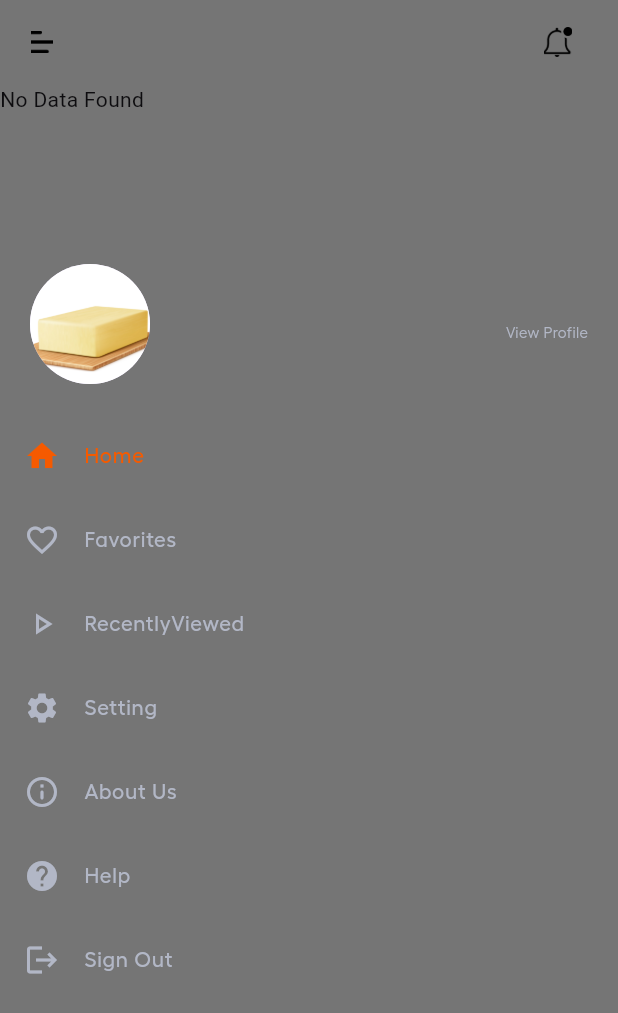
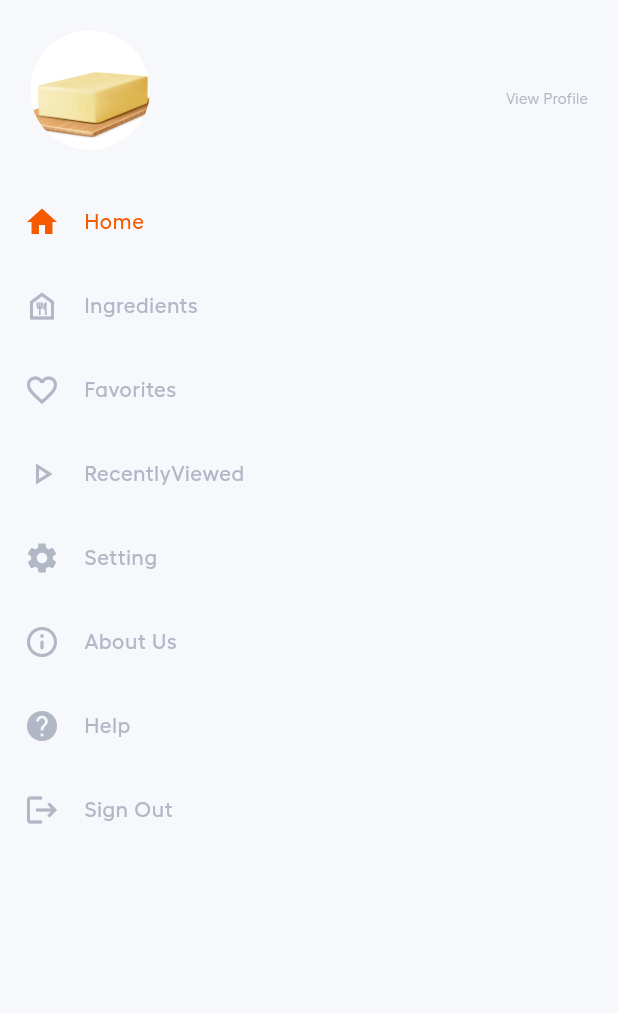
Before and after one commit to heba-T-Allah/recipe_provider, a Flutter app: the HomeScreen screen opened by its route, with the side drawer open, on a phone screen of 412 x 824 dp. Shown: the top 1013 px of the screen. Run offline on Flutter 3.47's test engine with Material 3 defaults, Android fonts, the phone set to English and light mode, and no system bars; our stand-ins replace cached_network_image, carousel_slider, cloud_firestore, dots_indicator, firebase_auth, firebase_core and 4 more; missing offline and left inert: overlay_kit; accounts and stored records are empty.

Commit message:
finalize favorite screen and favorite functionality in home screen for recommended and fresh recipe  and also single recipe screen  and complete ingredients screen

```diff
--- a/lib/model/ingredient.dart
+++ b/lib/model/ingredient.dart
@@ -9,7 +9,7 @@ class Ingredient {
   Ingredient.fromJson(Map<String, dynamic> data, [String? id]) {
     docId = id;
     name = data['name'];
-    imageUrl = data['imageUrl'];
+    imageUrl = data['image'];
     users_ids = data['users_ids'] != null
         ? List<String>.from(data['users_ids'].map((e) => e.toString()))
         : null;
@@ -18,7 +18,7 @@ class Ingredient {
   Map<String, dynamic> toJson() {
     return {
       "name": name,
-      "imageUrl": imageUrl,
+      "image": imageUrl,
       "users_ids": users_ids,
     };
   }
--- a/lib/pages/drawer/menu_screen.dart
+++ b/lib/pages/drawer/menu_screen.dart
@@ -1,7 +1,9 @@
 import 'package:flutter/material.dart';
 import 'package:registration/resources/color_manager.dart';
 
-import 'my_drawer.dart';
+import '../../resources/strings_manager.dart';
+import 'my_drawer_header.dart';
+import 'my_drawer_item.dart';
 
 class MenuScreen extends StatefulWidget {
   const MenuScreen({super.key});
@@ -11,10 +13,54 @@ class MenuScreen extends StatefulWidget {
 }
 
 class _MenuScreenState extends State<MenuScreen> {
+  int selectedIndex = 0;
+  List<Map> drawerItems = [
+    {'index': 0, 'icon': Icons.home, 'title': AppStrings.home},
+    {
+      'index': 1,
+      'icon': Icons.food_bank_outlined,
+      'title': AppStrings.ingredients
+    },
+    {'index': 2, 'icon': Icons.favorite_border, 'title': AppStrings.favorites},
+    {
+      'index': 3,
+      'icon': Icons.play_arrow_outlined,
+      'title': AppStrings.recentlyViewed
+    },
+    {'index': 4, 'icon': Icons.settings, 'title': AppStrings.setting},
+    {
+      'index': 5,
+      'icon': Icons.info_outline_rounded,
+      'title': AppStrings.aboutUs
+    },
+    {'index': 6, 'icon': Icons.help, 'title': AppStrings.help},
+    {'index': 7, 'icon': Icons.logout, 'title': AppStrings.signOut},
+  ];
+
   @override
   Widget build(BuildContext context) {
     return Scaffold(
         backgroundColor: ColorManager.backgroundGreyColor,
-        body: MyDrawer());
+        body: SingleChildScrollView(
+          child: Column(
+            mainAxisAlignment: MainAxisAlignment.spaceBetween,
+            // padding: EdgeInsets.zero,
+            children: [
+              MyDrawerHeader(),
+              Column(
+                children: drawerItems
+                    .map(
+                      (e) => MyDrawerItem(
+                        selectedIndex: selectedIndex,
+                        icon: e['icon'],
+                        index: e['index'],
+                        title: e['title'],
+                      ),
+                    )
+                    .toList(),
+              ),
+            ],
+          ),
+        ));
   }
 }
--- a/lib/pages/drawer/my_drawer.dart
+++ /dev/null
@@ -1,46 +0,0 @@
-import 'package:flutter/material.dart';
-import 'package:registration/resources/strings_manager.dart';
-import 'my_drawer_header.dart';
-import 'my_drawer_item.dart';
-
-class MyDrawer extends StatefulWidget {
-  MyDrawer({
-    super.key,
-  });
-
-  @override
-  State<MyDrawer> createState() => _MyDrawerState();
-}
-
-class _MyDrawerState extends State<MyDrawer> {
-  int selectedIndex = 0;
-  List<Map> drawerItems = [
-    {'index': 0, 'icon': Icons.home, 'title': AppStrings.home},
-    {'index': 1, 'icon': Icons.favorite_border, 'title': AppStrings.favorites},
-    {'index': 2, 'icon': Icons.play_arrow_outlined, 'title': AppStrings.recentlyViewed},
-    {'index': 3, 'icon': Icons.settings, 'title': AppStrings.setting},
-    {'index': 4, 'icon': Icons.info_outline_rounded, 'title': AppStrings.aboutUs},
-    {'index': 5, 'icon': Icons.help, 'title': AppStrings.help},
-    {'index': 6, 'icon': Icons.logout, 'title': AppStrings.signOut},
-  ];
-
-  @override
-  Widget build(BuildContext context) {
-    return SingleChildScrollView(
-      child: Column(
-        mainAxisAlignment: MainAxisAlignment.spaceBetween,
-        // padding: EdgeInsets.zero,
-        children: [
-          MyDrawerHeader(),
-          Column(children: drawerItems.map((e) => MyDrawerItem(
-            selectedIndex: selectedIndex,
-            icon: e['icon'],
-            index: e['index'],
-            title: e['title'],
-          ),).toList(),),
-
-        ],
-      ),
-    );
-  }
-}
--- a/lib/pages/home/home_screen.dart
+++ b/lib/pages/home/home_screen.dart
@@ -1,7 +1,7 @@
 import 'package:firebase_auth/firebase_auth.dart';
 import 'package:flutter/material.dart';
 import 'package:provider/provider.dart';
-import 'package:registration/pages/drawer/my_drawer.dart';
+import 'package:registration/pages/drawer/menu_screen.dart';
 import 'package:registration/pages/home/widgets/cards_title.dart';
 import 'package:registration/pages/home/widgets/fresh_recipe_list.dart';
 import 'package:registration/pages/home/widgets/my_carousel_slider.dart';
@@ -29,8 +29,8 @@ class _HomeScreenState extends State<HomeScreen> {
 
   init() async {
     await Provider.of<HomeProvider>(context, listen: false).getFreshRecipes();
-    await Provider.of<HomeProvider>(context, listen: false).getRecommendedRecipes();
-
+    await Provider.of<HomeProvider>(context, listen: false)
+        .getRecommendedRecipes();
   }
 
   var scaffoldKey = GlobalKey<ScaffoldState>();
@@ -38,13 +38,12 @@ class _HomeScreenState extends State<HomeScreen> {
   @override
   Widget build(BuildContext context) {
     String userName =
-        FirebaseAuth.instance.currentUser?.displayName.toString() ??
-            "No name";
+        FirebaseAuth.instance.currentUser?.displayName.toString() ?? "No name";
     return Scaffold(
       key: scaffoldKey,
       backgroundColor: Colors.white,
       appBar: MyAppBar(),
-      drawer: MyDrawer(),
+      drawer: MenuScreen(),
       body: Consumer<HomeProvider>(builder: (context, value, child) {
         return value.freshRecipeList == null
             ? const Center(child: CircularProgressIndicator())
@@ -92,7 +91,8 @@ class _HomeScreenState extends State<HomeScreen> {
                                 const SizedBox(
                                   height: AppSize.s20,
                                 ),
-                                FreshRecipeList(recipeList: value.freshRecipeList!),
+                                FreshRecipeList(
+                                    recipeList: value.freshRecipeList!),
                                 const SizedBox(
                                   height: AppSize.s20,
                                 ),
@@ -100,8 +100,14 @@ class _HomeScreenState extends State<HomeScreen> {
                                 const SizedBox(
                                   height: AppSize.s10,
                                 ),
-                                RecommendedRecipeList(
-                                    recipeList: value.recommendedRecipeList!),
+                                value.recommendedRecipeList == null
+                                    ? const Center(
+                                        child: CircularProgressIndicator())
+                                    : value.recommendedRecipeList!.isEmpty
+                                        ? const Text('No Data Found')
+                                        : RecommendedRecipeList(
+                                            recipeList:
+                                                value.recommendedRecipeList!,screen: "recommended",),
                               ],
                             ),
                     ),
--- a/lib/pages/notifications/notifications_screen.dart
+++ b/lib/pages/notifications/notifications_screen.dart
@@ -1,10 +1,10 @@
 import 'package:flutter/material.dart';
+import 'package:registration/pages/drawer/menu_screen.dart';
 
 import '../../resources/strings_manager.dart';
 import '../../resources/text_style.dart';
 import '../../resources/values_manager.dart';
 import '../app_bar/my_app_bar.dart';
-import '../drawer/my_drawer.dart';
 import '../home/widgets/search_and_filter.dart';
 
 class NotificationsScreen extends StatelessWidget {
@@ -18,7 +18,7 @@ class NotificationsScreen extends StatelessWidget {
         key: scaffoldKey,
         backgroundColor: Colors.white,
         appBar: MyAppBar(),
-        drawer: MyDrawer(),
+        drawer: MenuScreen(),
         body: Padding(
             padding: const EdgeInsets.only(
                 top: AppPadding.p8,
--- a/lib/pages/recently_viewed/recently_viewed_screen.dart
+++ b/lib/pages/recently_viewed/recently_viewed_screen.dart
@@ -5,7 +5,7 @@ import 'package:registration/resources/strings_manager.dart';
 import '../../resources/text_style.dart';
 import '../../resources/values_manager.dart';
 import '../app_bar/my_app_bar.dart';
-import '../drawer/my_drawer.dart';
+import '../drawer/menu_screen.dart';
 import '../home/widgets/recommended_list.dart';
 import '../home/widgets/search_and_filter.dart';
 import 'logic/recently_viewed_provider.dart';
@@ -23,7 +23,7 @@ class RecentlyViewedScreen extends StatelessWidget {
       key: scaffoldKey,
       backgroundColor: Colors.white,
       appBar: MyAppBar(),
-      drawer: MyDrawer(),
+      drawer: MenuScreen(),
       body: Padding(
         padding: const EdgeInsets.only(
             top: AppPadding.p8, left: AppPadding.p20, right: AppPadding.p20),
@@ -46,7 +46,7 @@ class RecentlyViewedScreen extends StatelessWidget {
                 return value.recentlyViewedList.isEmpty
                     ? const Center(child: CircularProgressIndicator())
                     : RecommendedRecipeList(
-                        recipeList: value.recentlyViewedList);
+                        recipeList: value.recentlyViewedList,screen: "recentlyViewed",);
               }),
             ],
           ),
--- a/lib/resources/values_manager.dart
+++ b/lib/resources/values_manager.dart
@@ -35,6 +35,7 @@ class AppSize {
   static const double s18 = 18.0;
   static const double s20 = 20.0;
   static const double s30 = 30.0;
+  static const double s35 = 35.0;
   static const double s40 = 40.0;
   static const double s50 = 50.0;
   static const double s60 = 60.0;
```
Also changed, not shown: lib/app/my_app.dart (+16 -11 lines), lib/pages/drawer/drawer_screen.dart (+6 -9 lines), lib/pages/drawer/my_drawer_item.dart (+9 -5 lines), lib/pages/favorite/favourite_screen.dart (+23 -7 lines), lib/pages/home/logic/home_provider.dart (+97 -15 lines), lib/pages/home/widgets/fresh_card_recipe.dart (+9 -3 lines), lib/pages/home/widgets/my_fav_icon.dart (+41 -12 lines), lib/pages/home/widgets/recommended_card.dart (+39 -16 lines), lib/pages/home/widgets/recommended_list.dart (+6 -2 lines), lib/pages/ingredients/ingredients_screen.dart (added, +105 -0 lines), lib/pages/ingredients/logic/ingredients_provider.dart (added, +71 -0 lines), lib/pages/recipe_view/widgets/recipe_specifications.dart (+7 -2 lines).
